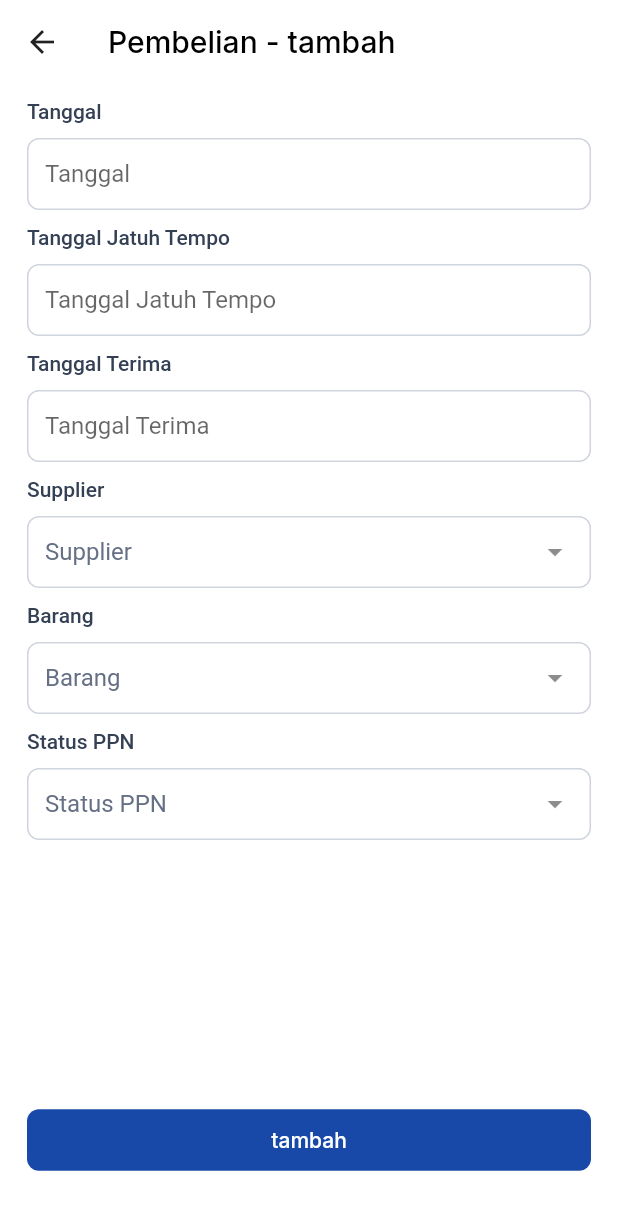
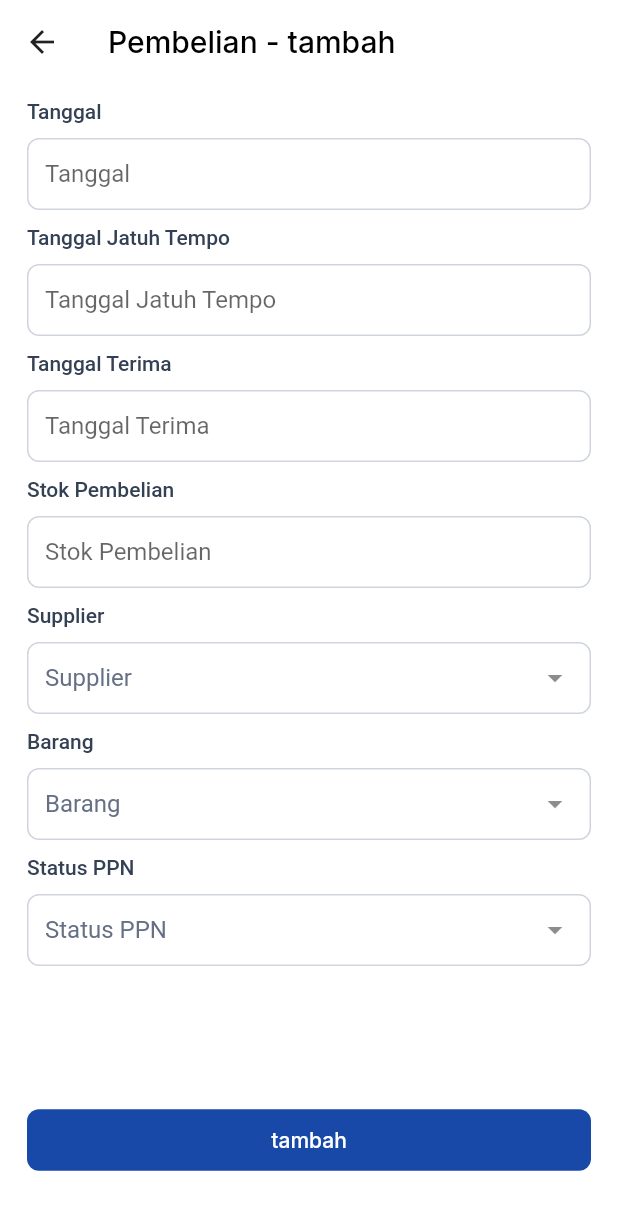
Before and after one commit to iSwirve/project_flutter, a Flutter app: the pembelian_cru screen opened directly, on a phone screen of 412 x 824 dp. Shown: the top 1210 px of the screen. Run offline on Flutter 3.47's test engine with Material 2 defaults, Android fonts, the phone set to English and light mode, and no system bars; drawn by our look-alikes of dropdown_textfield; our stand-ins replace cloud_firestore, firebase_auth, firebase_core, flutter_riverpod, fluttertoast, focused_menu and 1 more; missing offline and left inert: helpers; accounts and stored records are empty.

Commit message:
tambahan Field Stok untuk pembelian

```diff
--- a/lib/pages/transaksi/pembelian/pembelian_cru.dart
+++ b/lib/pages/transaksi/pembelian/pembelian_cru.dart
@@ -32,6 +32,7 @@ class _pembelian_cruState extends State<pembelian_cru> {
   TextEditingController tanggal = TextEditingController();
   TextEditingController tanggal_tempo = TextEditingController();
   TextEditingController tanggal_terima = TextEditingController();
+  TextEditingController stok_pembelian= TextEditingController();
 
   Map<dynamic, dynamic> barang_data = {};
   Map<dynamic, dynamic> supplier_data = {};
@@ -167,6 +168,11 @@ class _pembelian_cruState extends State<pembelian_cru> {
                                 hintText: "Tanggal Terima",
                                 title: "Tanggal Terima",
                               ),
+                              CustomTextField(
+                                text_controller: stok_pembelian,
+                                hintText: "Stok Pembelian",
+                                title: "Stok Pembelian",
+                              ),
                               CustomDropdown(
                                 title: "Supplier",
                                 list: supplier_data,
@@ -219,6 +225,11 @@ class _pembelian_cruState extends State<pembelian_cru> {
                             hintText: "Tanggal Terima",
                             title: "Tanggal Terima",
                           ),
+                          CustomTextField(
+                            text_controller: stok_pembelian,
+                            hintText: "Stok Pembelian",
+                            title: "Stok Pembelian",
+                          ),
                           CustomDropdown(
                             title: "Supplier",
                             list: supplier_data,
@@ -264,6 +275,7 @@ class _pembelian_cruState extends State<pembelian_cru> {
                     'tanggal': tanggal.text.toString(),
                     'tanggal_tempo': tanggal_tempo.text.toString(),
                     'tanggal_terima': tanggal_terima.text.toString(),
+                    'Stok_pembelian': stok_pembelian.text.toString(),
                     'status_ppn': statusppn!.dropDownValue!.value.toString()
                   };
                   if (barang!.dropDownValue!.name == "Barang" || supplier!.dropDownValue!.name == "Supplier")
@@ -282,6 +294,7 @@ class _pembelian_cruState extends State<pembelian_cru> {
                     'tanggal': tanggal.text.toString(),
                     'tanggal_tempo': tanggal_tempo.text.toString(),
                     'tanggal_terima': tanggal_terima.text.toString(),
+                    'Stok_pembelian': stok_pembelian.text.toString(),
                     'status_ppn': statusppn!.dropDownValue!.value.toString()
                   };
                   if (barang!.dropDownValue!.name == "Barang" || supplier!.dropDownValue!.name == "Supplier")
--- a/lib/pages/transaksi/pembelian/pembelian_detail.dart
+++ b/lib/pages/transaksi/pembelian/pembelian_detail.dart
@@ -206,6 +206,8 @@ class _pembelian_detailState extends State<pembelian_detail> {
                 snapshot.data[widget.index]["tanggal_terima"].toString();
             var status_temp =
                 snapshot.data[widget.index]["status_ppn"].toString();
+            var stok_pembelian=
+                snapshot.data[widget.index]["stok_pembelian"].toString();
             if(status_temp == "0"){
               status = "Tidak Aktif";
             }else{
@@ -241,6 +243,11 @@ class _pembelian_detailState extends State<pembelian_detail> {
                         ),
                         CustomText(
                           text: "Nama Barang : $nama_barang",
+                          textStyle: TextStyle(fontSize: 12),
+                          sizedBox: SizedBox(height: 5),
+                        ),
+                        CustomText(
+                          text: "Stok Pembelian : $stok_pembelian",
                           textStyle: TextStyle(fontSize: 12),
                           sizedBox: SizedBox(height: 5),
                         ),
```
